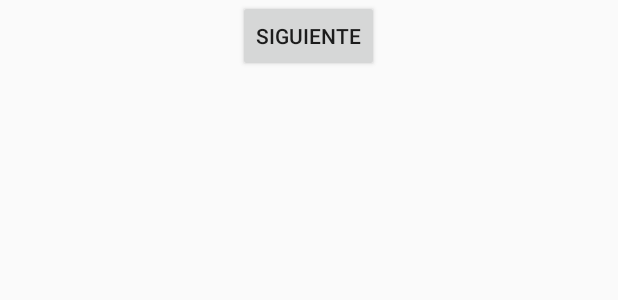
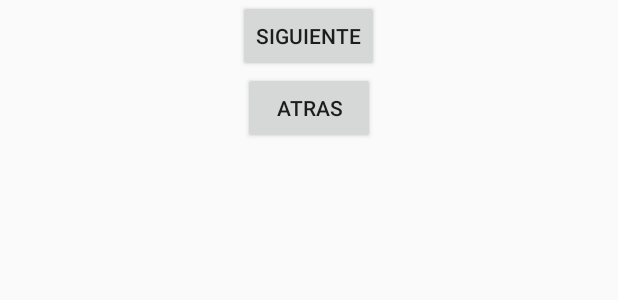
Before and after one commit to carlabalam/MDProject, an Android app: the layout activity_teoria_texto.xml on its own in the app's theme, with its tools: preview values and no code run, on a phone screen of 412 x 824 dp. Shown: the top 300 px of the screen. Run offline under Robolectric (Android 15) with nearby library versions, the light colour scheme and no system bars.

Commit message:
Creacion de boton XML

```diff
--- a/app/src/main/res/layout/activity_teoria_texto.xml
+++ b/app/src/main/res/layout/activity_teoria_texto.xml
@@ -16,6 +16,14 @@
         android:text="Siguiente"
         android:id="@+id/btnNext"
         android:layout_gravity="center_horizontal" />
+
+    <Button
+        android:layout_width="wrap_content"
+        android:layout_height="wrap_content"
+        android:text="ATRAS"
+        android:id="@+id/bAtras"
+        android:layout_gravity="center_horizontal"/>
+
     <ScrollView
         android:layout_width="match_parent"
         android:layout_height="wrap_content"
```
